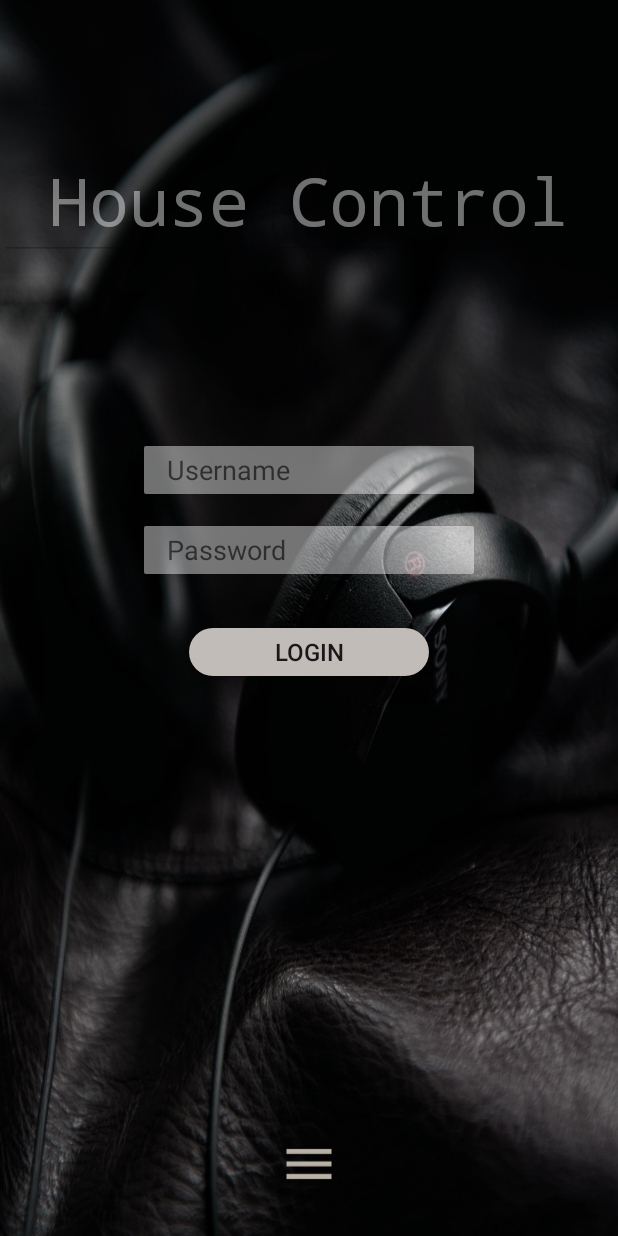
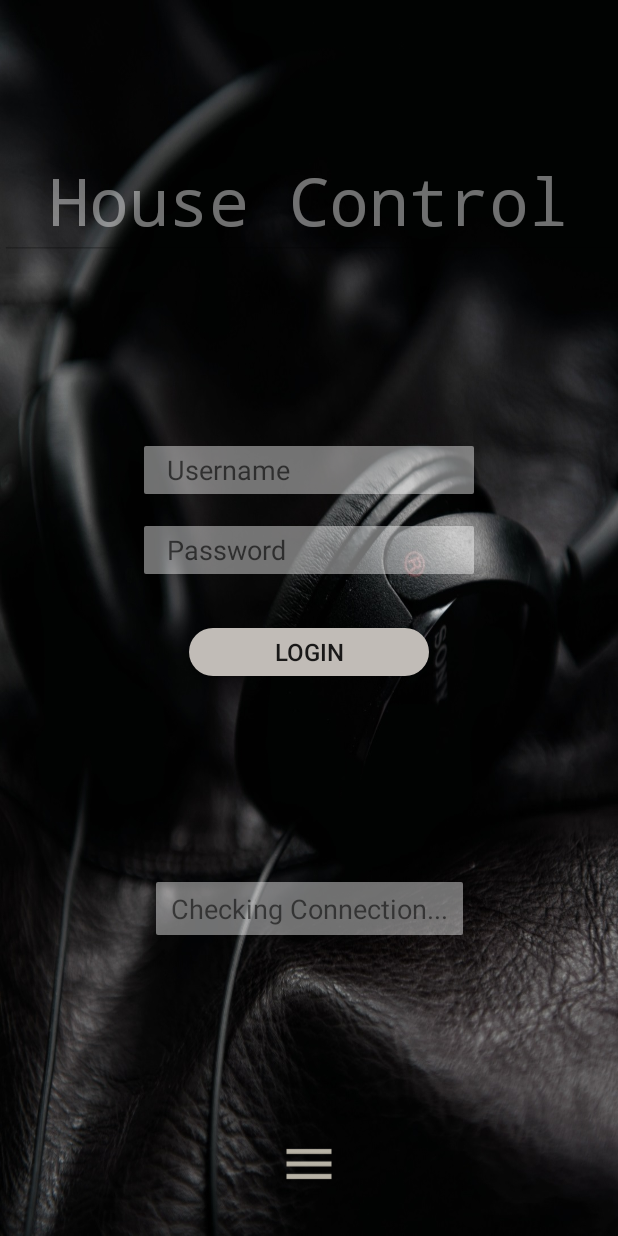
Before and after one commit to chappers73/basicLogin, an Android app: the screen it shows after launch (Login), on a phone screen of 412 x 824 dp. Run offline under Robolectric (Android 15) with nearby library versions, the phone set to English and light mode, and no system bars.

Commit message:
Added NetworkChangedReceiver to detect a network connection in Login.java If connectivity.isConnected(false) Cancel repeat task and go back to Login Page Added refreshTime in prefs.xml

```diff
--- a/app/src/main/java/com/chappers/home/simplelogintest/Login.java
+++ b/app/src/main/java/com/chappers/home/simplelogintest/Login.java
@@ -1,9 +1,14 @@
 package com.chappers.home.simplelogintest;
 
 import android.app.ProgressDialog;
+import android.content.BroadcastReceiver;
 import android.content.Context;
 import android.content.Intent;
+import android.content.IntentFilter;
 import android.content.SharedPreferences;
+import android.graphics.Color;
+import android.net.ConnectivityManager;
+import android.os.Build;
 import android.os.Bundle;
 import android.os.Handler;
 import android.preference.PreferenceManager;
@@ -20,8 +25,10 @@ import android.widget.Button;
 import android.widget.EditText;
 import android.widget.ImageView;
 import android.widget.PopupMenu;
+import android.widget.TextView;
 import android.widget.Toast;
 
+import com.chappers.home.simplelogintest.helper.NetworkChangeReceiver;
 import com.chappers.home.simplelogintest.helper.OnDataSendToActivity;
 import com.chappers.home.simplelogintest.helper.comms;
 import com.chappers.home.simplelogintest.helper.data;
@@ -35,7 +42,7 @@ public class Login extends AppCompatActivity implements View.OnClickListener, Po
     private EditText etUsername;
     private EditText etPassword;
     private EditText etTitle;
-    private Button btnLogin;
+    private static Button btnLogin;
     private ImageView img_menu;
     private ProgressDialog dialog;
     private static final String TAG = "Login";
@@ -43,6 +50,9 @@ public class Login extends AppCompatActivity implements View.OnClickListener, Po
     private SharedPreferences getPrefs;
     private boolean rememberme;
     private comms commsTest;
+    private BroadcastReceiver mNetworkReceiver;
+    static TextView tv_check_connection;
+
 
     @Override
     protected void onCreate(Bundle savedInstanceState) {
@@ -63,6 +73,31 @@ public class Login extends AppCompatActivity implements View.OnClickListener, Po
 
     }
 
+//https://stackoverflow.com/questions/15698790/broadcast-receiver-for-checking-internet-connection-in-android-app
+    private void registerNetworkBroadcastForNougat() {
+       /* if (Build.VERSION.SDK_INT >= Build.VERSION_CODES.N) {
+            registerReceiver(mNetworkReceiver, new IntentFilter(ConnectivityManager.CONNECTIVITY_ACTION));
+        }
+        if (Build.VERSION.SDK_INT >= Build.VERSION_CODES.M) {
+            registerReceiver(mNetworkReceiver, new IntentFilter(ConnectivityManager.CONNECTIVITY_ACTION));
+        } */
+        registerReceiver(mNetworkReceiver, new IntentFilter(ConnectivityManager.CONNECTIVITY_ACTION));
+    }
+
+    protected void unregisterNetworkChanges() {
+        try {
+            unregisterReceiver(mNetworkReceiver);
+        } catch (IllegalArgumentException e) {
+            e.printStackTrace();
+        }
+    }
+
+    @Override
+    public void onDestroy() {
+        super.onDestroy();
+        unregisterNetworkChanges();
+    }
+
     private void initSystem() {
         // get the shared pref's
         prefs = getSharedPreferences("my_prefs", MODE_PRIVATE);
@@ -73,6 +108,9 @@ public class Login extends AppCompatActivity implements View.OnClickListener, Po
         etTitle = findViewById(R.id.etTitle);
         btnLogin = findViewById(R.id.btnLogin);
         img_menu = findViewById(R.id.img_prefs);
+        tv_check_connection=(TextView) findViewById(R.id.tv_check_connection);
+        mNetworkReceiver = new NetworkChangeReceiver(Login.this);
+        registerNetworkBroadcastForNougat();
 
         // Set the progress Dialog up
         dialog = new ProgressDialog(this);
@@ -95,6 +133,31 @@ public class Login extends AppCompatActivity implements View.OnClickListener, Po
         else {
             etUsername.requestFocus();
             etUsername.setActivated(true);
+        }
+    }
+
+    public static void dialog(boolean value){
+
+        if(value){
+            tv_check_connection.setText("Internet Connection detected");
+            tv_check_connection.setBackgroundColor(Color.GRAY);
+            tv_check_connection.setTextColor(Color.WHITE);
+            btnLogin.setEnabled(true);
+
+            Handler handler = new Handler();
+            Runnable delayrunnable = new Runnable() {
+                @Override
+                public void run() {
+                    tv_check_connection.setVisibility(View.GONE);
+                }
+            };
+            handler.postDelayed(delayrunnable, 2000);
+        }else {
+            btnLogin.setEnabled(false);
+            tv_check_connection.setVisibility(View.VISIBLE);
+            tv_check_connection.setText("Check your internet connection");
+            tv_check_connection.setBackgroundColor(Color.RED);
+            tv_check_connection.setTextColor(Color.WHITE);
         }
     }
 
--- a/app/src/main/java/com/chappers/home/simplelogintest/helper/OnDataSendToActivity.java
+++ b/app/src/main/java/com/chappers/home/simplelogintest/helper/OnDataSendToActivity.java
@@ -1,5 +1,5 @@
 package com.chappers.home.simplelogintest.helper;
 
 public interface OnDataSendToActivity {
-    public void sendData(data str);
+    public void sendData(data str) throws InterruptedException;
 }
--- a/app/src/main/java/com/chappers/home/simplelogintest/helper/comms.java
+++ b/app/src/main/java/com/chappers/home/simplelogintest/helper/comms.java
@@ -28,7 +28,11 @@ public class comms extends AsyncTask<String, Void, data> {
     @Override
     protected void onPostExecute(data data) {
         //super.onPostExecute(data);
-        dataSendToActivity.sendData(data);
+        try {
+            dataSendToActivity.sendData(data);
+        } catch (InterruptedException e) {
+            e.printStackTrace();
+        }
     }
 
     @Override
--- a/app/src/main/res/layout/activity_login.xml
+++ b/app/src/main/res/layout/activity_login.xml
@@ -124,4 +124,24 @@
         app:layout_constraintVertical_bias="0.987"
         app:srcCompat="@drawable/ic_menu" />
 
+    <TextView
+        android:id="@+id/tv_check_connection"
+        android:layout_width="wrap_content"
+        android:layout_height="wrap_content"
+        android:layout_marginStart="8dp"
+        android:layout_marginTop="12dp"
+        android:layout_marginEnd="8dp"
+        android:layout_marginBottom="8dp"
+        android:background="@drawable/roundedbuttonshape2"
+        android:text="Checking Connection..."
+        android:textSize="18dp"
+        android:paddingTop="5dp"
+        android:paddingBottom="5dp"
+        android:paddingLeft="10dp"
+        android:paddingRight="10dp"
+        app:layout_constraintBottom_toTopOf="@+id/img_prefs"
+        app:layout_constraintEnd_toEndOf="parent"
+        app:layout_constraintStart_toStartOf="parent"
+        app:layout_constraintTop_toBottomOf="@+id/btnLogin" />
+
 </android.support.constraint.ConstraintLayout>
```
Also changed, not shown: app/src/main/AndroidManifest.xml (+10 -0 lines), app/src/main/java/com/chappers/home/simplelogintest/MainData.java (+19 -17 lines), app/src/main/java/com/chappers/home/simplelogintest/helper/NetworkChangeReceiver.java (added, +51 -0 lines), app/src/main/java/com/chappers/home/simplelogintest/helper/connectivity.java (added, +87 -0 lines), app/src/main/res/layout/activity_main_data.xml (+26 -13 lines), app/src/main/res/xml/prefs.xml (+10 -0 lines).
